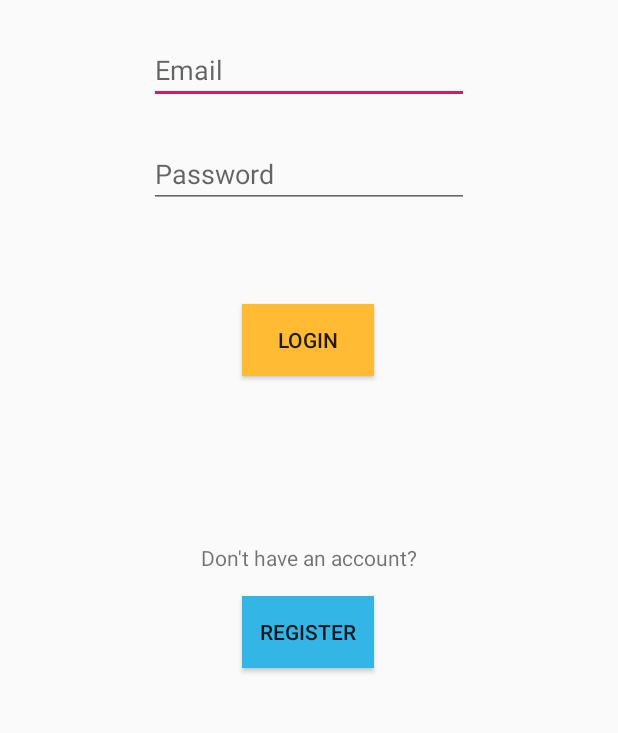
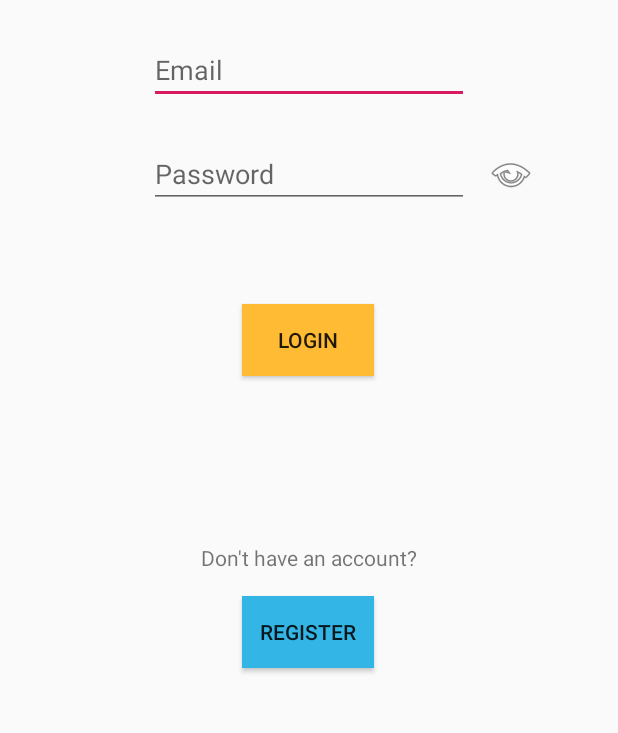
Before and after one commit to LexuLexu/CS991_Mobile_Application_Development_Group_Project_Repository, an Android app: the screen it shows after launch (MainActivity), on a phone screen of 412 x 824 dp, the part 420-1153 px from its top. Run offline under Robolectric (Android 15) with nearby library versions, the phone set to English and light mode, and no system bars.

Commit message:
added passwordVisibleToggle for login screen (MainActivity)

```diff
--- a/app/src/main/java/com/example/tutorprototype1/MainActivity.java
+++ b/app/src/main/java/com/example/tutorprototype1/MainActivity.java
@@ -4,12 +4,15 @@ import androidx.appcompat.app.AppCompatActivity;
 
 import android.content.Intent;
 import android.os.Bundle;
+import android.text.InputType;
+import android.view.MotionEvent;
 import android.view.View;
 import android.view.animation.Animation;
 import android.view.animation.AnimationUtils;
 import android.view.animation.CycleInterpolator;
 import android.view.animation.TranslateAnimation;
 import android.widget.EditText;
+import android.widget.ImageView;
 import android.widget.TextView;
 
 import java.util.LinkedHashMap;
@@ -40,6 +43,23 @@ public class MainActivity extends AppCompatActivity {
         for (int i = 0; i < Math.min(emailAddresses.length, passwords.length); i++) {
             loginMap.put(emailAddresses[i], passwords[i]);
         }
+
+        ImageView passToggle = findViewById(R.id.passVisibleToggle);
+
+        passToggle.setOnTouchListener(new View.OnTouchListener() {
+            public boolean onTouch(View v, MotionEvent event) {
+
+                switch ( event.getAction() ) {
+                    case MotionEvent.ACTION_DOWN:
+                        passwordEntry.setInputType(InputType.TYPE_CLASS_TEXT);
+                        break;
+                    case MotionEvent.ACTION_UP:
+                        passwordEntry.setInputType(InputType.TYPE_CLASS_TEXT | InputType.TYPE_TEXT_VARIATION_PASSWORD);
+                        break;
+                }
+                return true;
+            }
+        });
     }
 
     public void login_action(View view) {
--- a/app/src/main/res/layout/activity_main.xml
+++ b/app/src/main/res/layout/activity_main.xml
@@ -100,4 +100,15 @@
         app:layout_constraintBottom_toTopOf="@+id/registerButton"
         app:layout_constraintEnd_toEndOf="parent"
         app:layout_constraintStart_toStartOf="parent" />
+
+    <ImageView
+        android:id="@+id/passVisibleToggle"
+        android:layout_width="wrap_content"
+        android:layout_height="wrap_content"
+        app:layout_constraintBottom_toBottomOf="@+id/passwordInput"
+        app:layout_constraintEnd_toEndOf="parent"
+        app:layout_constraintHorizontal_bias="0.179"
+        app:layout_constraintStart_toEndOf="@+id/passwordInput"
+        app:layout_constraintTop_toTopOf="@+id/passwordInput"
+        app:srcCompat="@android:drawable/ic_menu_view" />
 </androidx.constraintlayout.widget.ConstraintLayout>
```
